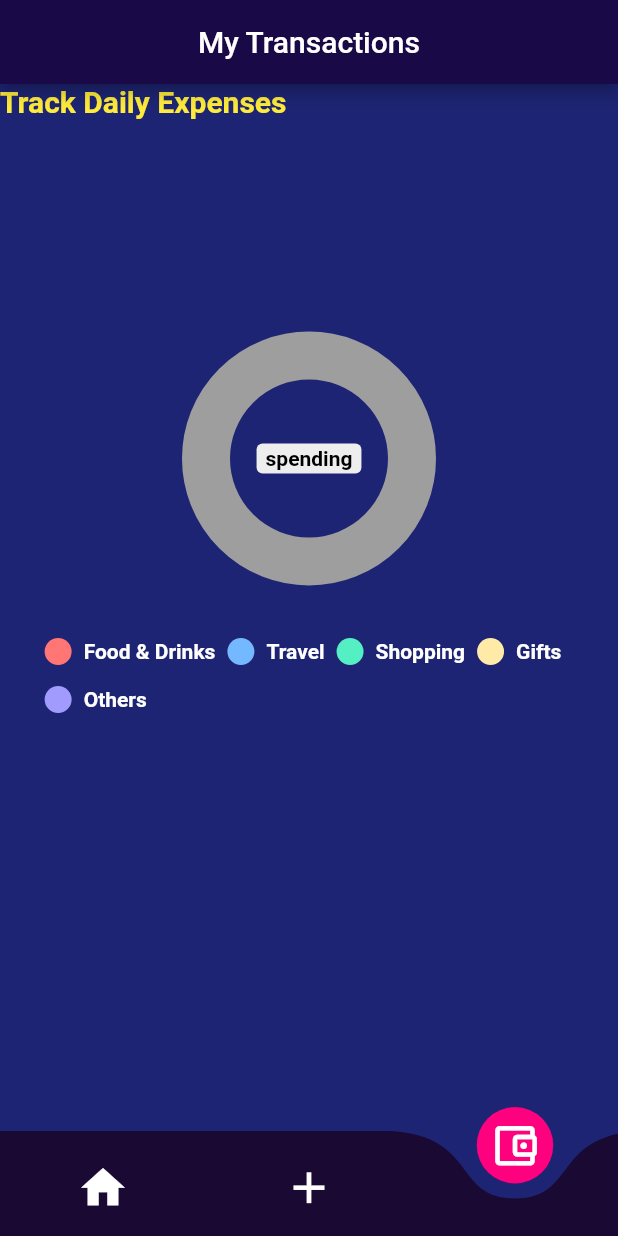
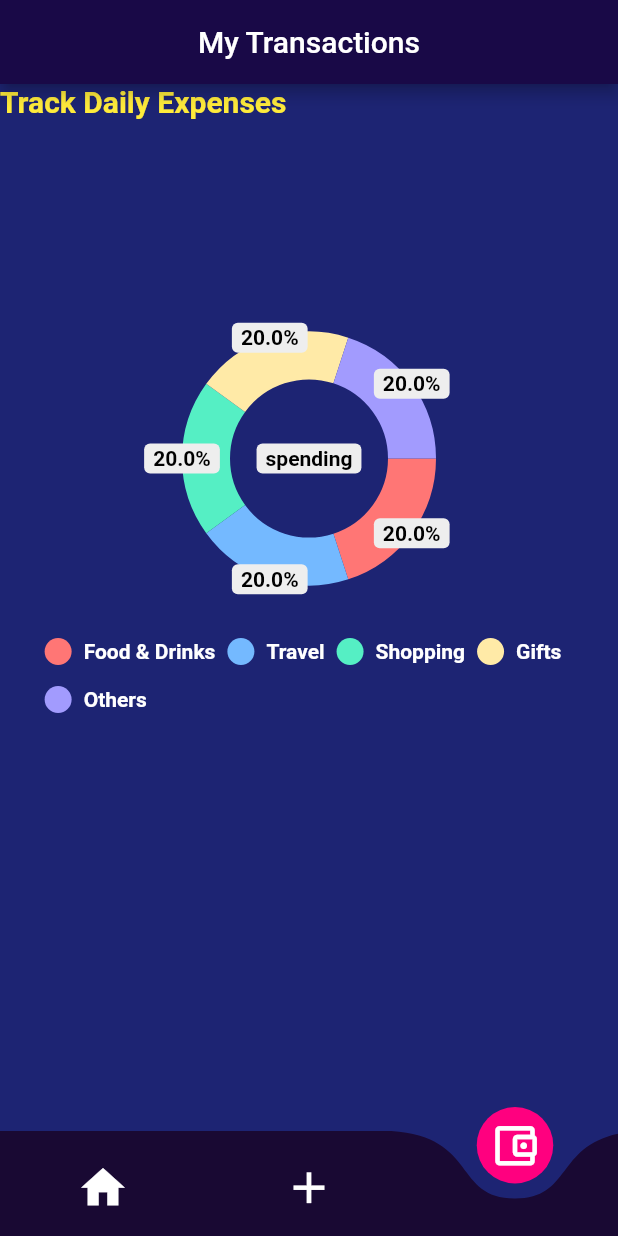
Before and after one commit to Grumppie/Hiyo, a Flutter app: the screen it shows after launch, item 3 of the bottom bar chosen, on a phone screen of 412 x 824 dp. Run offline on Flutter 3.47's test engine with Material 2 defaults, Android fonts, the phone set to English and light mode, and no system bars; drawn by our look-alikes of curved_navigation_bar, pie_chart; our stand-ins replace cloud_firestore, firebase_auth, firebase_core, shared_preferences; accounts and stored records are empty; network calls fail.

Commit message:
stats page done

```diff
--- a/lib/screens/home_page.dart
+++ b/lib/screens/home_page.dart
@@ -73,7 +73,7 @@ class _HomeState extends State<Home> {
                                   TextStyle(fontSize: 30, color: Colors.white),
                             ),
                             Text(
-                              "uknown user ",
+                              "unknown user ",
                               style:
                                   TextStyle(fontSize: 20, color: Colors.white),
                             )
--- a/lib/screens/statistics/create_page.dart
+++ b/lib/screens/statistics/create_page.dart
@@ -45,11 +45,11 @@ class _StatsPageState extends State<StatsPage> {
       };
     } else {
       dataMap = {
-        "Food & Drinks": 0,
-        "Travel": 0,
-        "Shopping": 0,
-        "Gifts": 0,
-        "Others": 0,
+        "Food & Drinks": 1,
+        "Travel": 1,
+        "Shopping": 1,
+        "Gifts": 1,
+        "Others": 1,
       };
     }
   }
```
